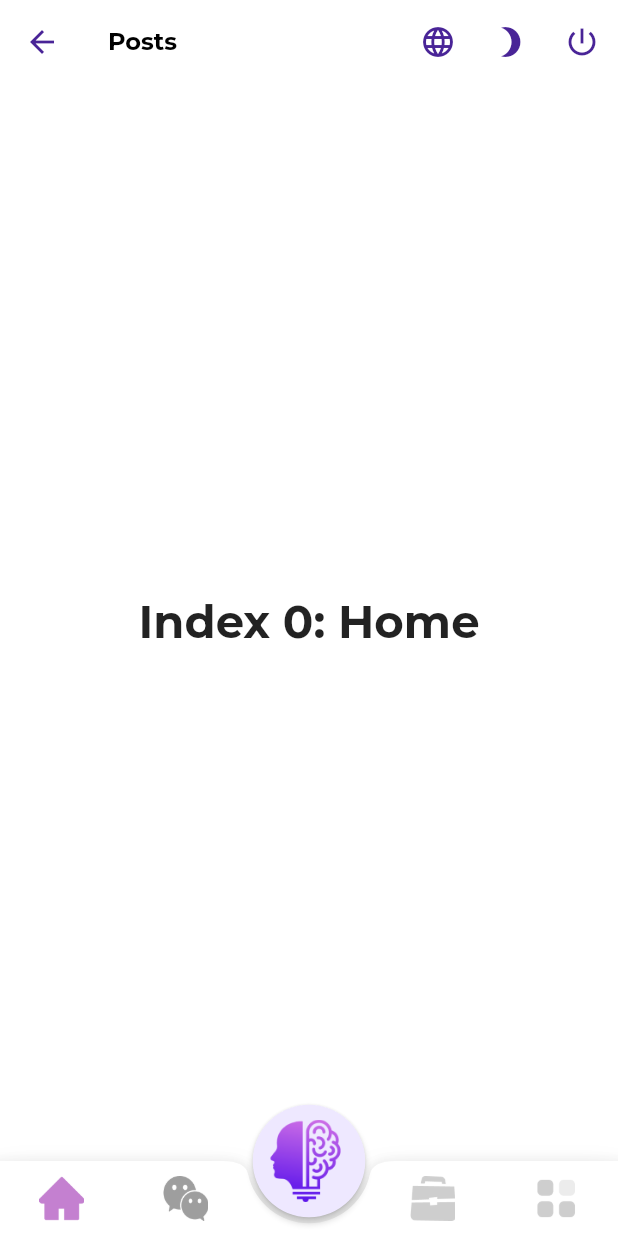
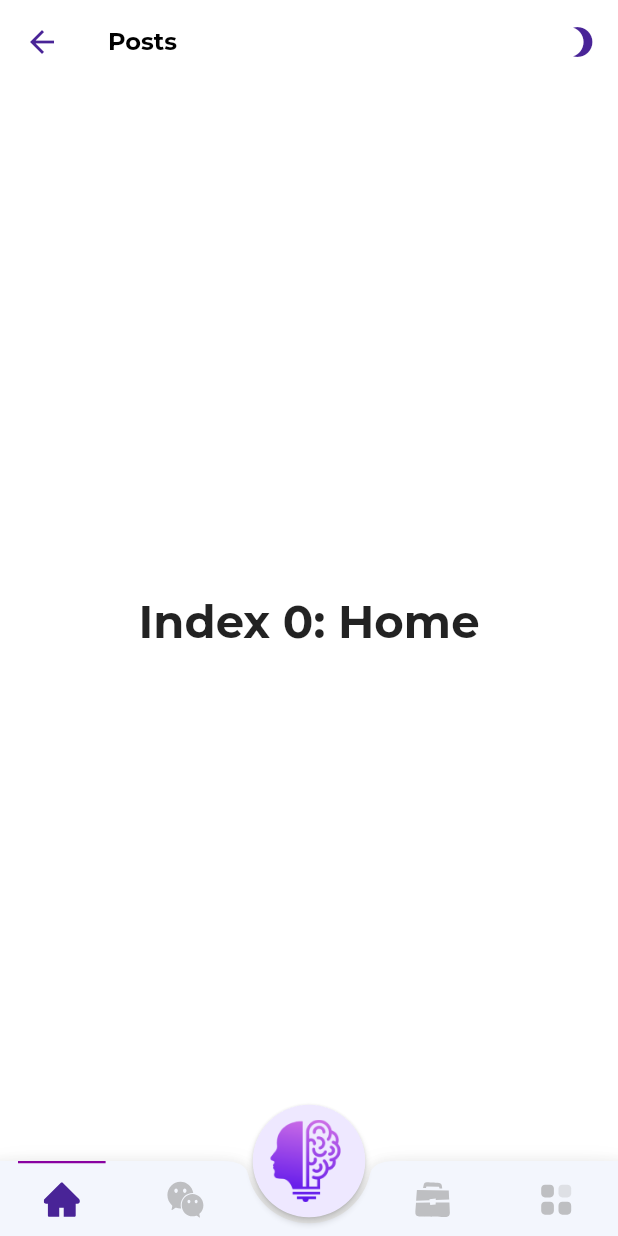
Before and after one commit to vinhtran313/MentalCare, a Flutter app: the HomeScreen screen opened by its route, on a phone screen of 412 x 824 dp. Run offline on Flutter 3.47's test engine with Material 2 defaults, Android fonts, the phone set to English and light mode, and no system bars; our stand-ins replace another_flushbar, dio, flutter_mobx, flutter_svg, get_it, google_fonts and 4 more; missing offline and left inert: material_dialog, xxtea; accounts and stored records are empty; generated files the repository leaves out were written again; network calls fail; project files that could hold a hidden picture were left out.

Commit message:
init home ui

```diff
--- a/lib/ui/home/components/bottomTabBar.dart
+++ b/lib/ui/home/components/bottomTabBar.dart
@@ -1,9 +1,17 @@
+import 'dart:developer';
+
 import 'package:flutter/material.dart';
+import 'package:flutter_svg/flutter_svg.dart';
 
 class FABBottomAppBarItem {
-  FABBottomAppBarItem({required this.iconData, required this.text});
+  FABBottomAppBarItem(
+      {required this.iconData,
+      required this.iconDataSelected,
+      required this.text});
+
   String iconData;
   String text;
+  String iconDataSelected;
 }
 
 class FABBottomAppBar extends StatefulWidget {
@@ -21,6 +29,7 @@ class FABBottomAppBar extends StatefulWidget {
       required this.onItemTapped}) {
     assert(this.items.length == 2 || this.items.length == 4);
   }
+
   final List<FABBottomAppBarItem> items;
   final String centerItemText;
   final double height;
@@ -70,7 +79,7 @@ class FABBottomAppBarState extends State<FABBottomAppBar> {
           children: <Widget>[
             SizedBox(height: widget.iconSize),
             Text(
-              widget.centerItemText ?? '',
+              widget.centerItemText,
               style: TextStyle(color: widget.color),
             ),
           ],
@@ -84,8 +93,11 @@ class FABBottomAppBarState extends State<FABBottomAppBar> {
     required int index,
     required ValueChanged<int> onPressed,
   }) {
-    Color color =
-        widget.selectedIndex == index ? widget.selectedColor : widget.color;
+    String urlIcon =
+        widget.selectedIndex == index ? item.iconDataSelected : item.iconData;
+    Color color = widget.selectedIndex == index
+        ? widget.selectedColor
+        : Colors.transparent;
     return Expanded(
       child: SizedBox(
         height: widget.height,
@@ -95,12 +107,22 @@ class FABBottomAppBarState extends State<FABBottomAppBar> {
             splashColor: Colors.transparent,
             enableFeedback: false,
             onTap: () => onPressed(index),
+            child: Container(
+              margin: const EdgeInsets.symmetric(vertical: 0, horizontal: 12.0),
+              decoration: BoxDecoration(
+                border:
+                    Border(top: BorderSide(width: 1.5, color: color)),
+              ),
               child: Column(
                 mainAxisSize: MainAxisSize.min,
                 mainAxisAlignment: MainAxisAlignment.center,
                 children: <Widget>[
-                Image.asset(item.iconData,
-                    color: color, fit: BoxFit.cover, width: 30, height: 30),
+                  SvgPicture.asset(
+                    urlIcon,
+                    height: 24.0,
+                    width: 24.0,
+                    allowDrawingOutsideViewBox: true,
+                  )
                   // Text(
                   //   item.text,
                   //   style: TextStyle(color: color),
@@ -110,6 +132,7 @@ class FABBottomAppBarState extends State<FABBottomAppBar> {
             ),
           ),
         ),
+      ),
     );
   }
 }
```
Also changed, not shown: lib/ui/home/home.dart (+15 -178 lines), assets/images/chat-selected.svg (added), assets/images/chat.png (deleted), assets/images/chat.svg (added), assets/images/home-selected.svg (added), assets/images/home.svg (added), assets/images/home_filled.png (deleted), assets/images/list-course-selected.svg (added), assets/images/list-course.svg (added), assets/images/list_doctor.png (deleted), assets/images/setting-selected.svg (added), assets/images/setting.png (deleted), assets/images/setting.svg (added). Lines whose indentation alone changed are shown as unchanged.
